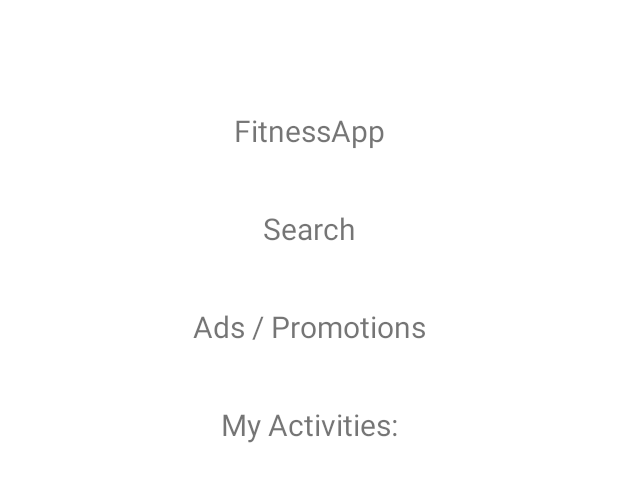
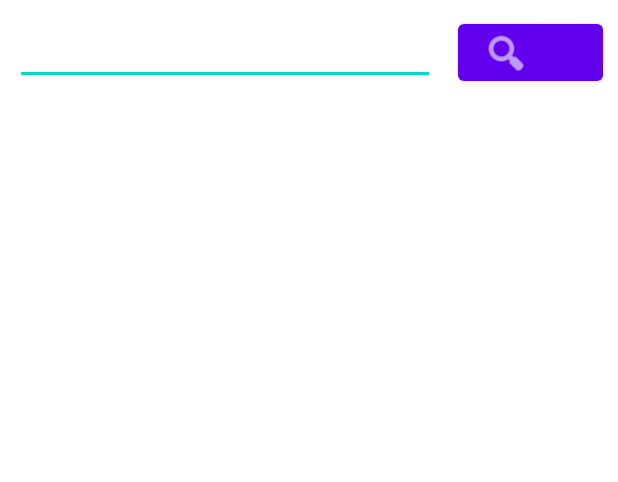
Before and after one commit to UTN-FRBA-Mobile/FitnessApp, an Android app: the layout fragment_home.xml on its own in the app's theme, with its tools: preview values and no code run, on a phone screen of 412 x 824 dp. Shown: the top 482 px of the screen. Run offline under Robolectric (Android 15) with nearby library versions, the phone set to English and light mode, and no system bars.

Commit message:
Search bar

```diff
--- a/app/src/main/java/ar/utn/frba/mobile/fitnessapp/ui/home/HomeFragment.kt
+++ b/app/src/main/java/ar/utn/frba/mobile/fitnessapp/ui/home/HomeFragment.kt
@@ -11,9 +11,9 @@ import androidx.lifecycle.ViewModelProvider
 import ar.utn.frba.mobile.fitnessapp.MyPreferences
 import ar.utn.frba.mobile.fitnessapp.R
 import ar.utn.frba.mobile.fitnessapp.databinding.FragmentHomeBinding
+import com.google.android.material.textfield.TextInputEditText
 
 class HomeFragment : Fragment() {
-
     private var _binding: FragmentHomeBinding? = null
     private var showBG: Boolean = true
 
@@ -26,17 +26,13 @@ class HomeFragment : Fragment() {
         container: ViewGroup?,
         savedInstanceState: Bundle?
     ): View {
-        val homeViewModel =
-            ViewModelProvider(this).get(HomeViewModel::class.java)
+        _binding = FragmentHomeBinding.inflate(inflater, container, false)
+        return binding.root
+    }
 
-        _binding = FragmentHomeBinding.inflate(inflater, container, false)
-        val root: View = binding.root
-
-        val textView: TextView = binding.textHome
-        homeViewModel.text.observe(viewLifecycleOwner) {
-            textView.text = it
-        }
-        return root
+    override fun onViewCreated(view: View, savedInstanceState: Bundle?) {
+        super.onViewCreated(view, savedInstanceState)
+        view.findViewById<TextView>(R.id.textView).text = "Hola que tal"
     }
 
     override fun onStart() {
--- a/app/src/main/res/layout/fragment_home.xml
+++ b/app/src/main/res/layout/fragment_home.xml
@@ -1,74 +1,31 @@
 <?xml version="1.0" encoding="utf-8"?>
-<androidx.constraintlayout.widget.ConstraintLayout xmlns:android="http://schemas.android.com/apk/res/android"
+<LinearLayout xmlns:android="http://schemas.android.com/apk/res/android"
     xmlns:app="http://schemas.android.com/apk/res-auto"
     xmlns:tools="http://schemas.android.com/tools"
+    android:id="@+id/homeScreen"
     android:layout_width="match_parent"
     android:layout_height="match_parent"
-    tools:context=".ui.home.HomeFragment"
-    android:id="@+id/homeScreen">
+    android:orientation="vertical"
+    android:padding="10dp"
+    tools:context=".ui.home.HomeFragment">
 
-    <TextView
-        android:id="@+id/text_home"
+    <LinearLayout
         android:layout_width="match_parent"
-        android:layout_height="wrap_content"
-        android:layout_marginStart="8dp"
-        android:layout_marginTop="8dp"
-        android:layout_marginEnd="8dp"
-        android:textAlignment="center"
-        android:textSize="20sp"
-        app:layout_constraintStart_toStartOf="parent"
-        app:layout_constraintTop_toTopOf="parent" />
+        android:layout_height="50dp"
+        android:orientation="horizontal">
 
-    <TextView
-        android:id="@+id/text_homename"
-        app:layout_constraintTop_toBottomOf="@id/text_home"
-        android:layout_width="match_parent"
-        android:layout_height="wrap_content"
-        android:layout_marginStart="8dp"
-        android:layout_marginTop="38dp"
-        android:layout_marginEnd="8dp"
-        android:textAlignment="center"
-        android:textSize="20sp"
-        android:text="@string/app_name"
-        />
+        <EditText
+            android:id="@+id/searchInput"
+            android:layout_width="wrap_content"
+            android:layout_height="wrap_content"
+            android:layout_weight="30"
+            android:layout_marginEnd="15dp"/>
 
-    <TextView
-        android:id="@+id/text_home2"
-        app:layout_constraintTop_toBottomOf="@id/text_homename"
-        android:layout_width="match_parent"
-        android:layout_height="wrap_content"
-        android:layout_marginStart="8dp"
-        android:layout_marginTop="38dp"
-        android:layout_marginEnd="8dp"
-        android:textAlignment="center"
-        android:textSize="20sp"
-        android:text="@string/search"
-        />
-
-    <TextView
-        android:id="@+id/text_home3"
-        app:layout_constraintTop_toBottomOf="@id/text_home2"
-        android:layout_width="match_parent"
-        android:layout_height="wrap_content"
-        android:layout_marginStart="8dp"
-        android:layout_marginTop="38dp"
-        android:layout_marginEnd="8dp"
-        android:textAlignment="center"
-        android:textSize="20sp"
-        android:text="@string/ads"
-        />
-
-    <TextView
-        android:id="@+id/text_home4"
-        app:layout_constraintTop_toBottomOf="@id/text_home3"
-        android:layout_width="match_parent"
-        android:layout_height="wrap_content"
-        android:layout_marginStart="8dp"
-        android:layout_marginTop="38dp"
-        android:layout_marginEnd="8dp"
-        android:textAlignment="center"
-        android:textSize="20sp"
-        android:text="@string/activities"
-        />
-
-</androidx.constraintlayout.widget.ConstraintLayout>
+        <Button
+            android:id="@+id/searchButton"
+            android:layout_width="wrap_content"
+            android:layout_height="match_parent"
+            android:layout_weight="1"
+            app:icon="@android:drawable/ic_menu_search" />
+    </LinearLayout>
+</LinearLayout>
--- a/build.gradle
+++ b/build.gradle
@@ -1,13 +1,13 @@
 // Top-level build file where you can add configuration options common to all sub-projects/modules.
 buildscript {
     dependencies {
-        classpath 'com.google.gms:google-services:4.3.8'
+        classpath 'com.google.gms:google-services:4.3.10'
     }
 }
 
 plugins {
-    id 'com.android.application' version '7.2.2' apply false
-    id 'com.android.library' version '7.2.2' apply false
+    id 'com.android.application' version '7.3.1' apply false
+    id 'com.android.library' version '7.3.1' apply false
     id 'org.jetbrains.kotlin.android' version '1.7.10' apply false
 }
 
```
Also changed, not shown: gradle/wrapper/gradle-wrapper.properties.
